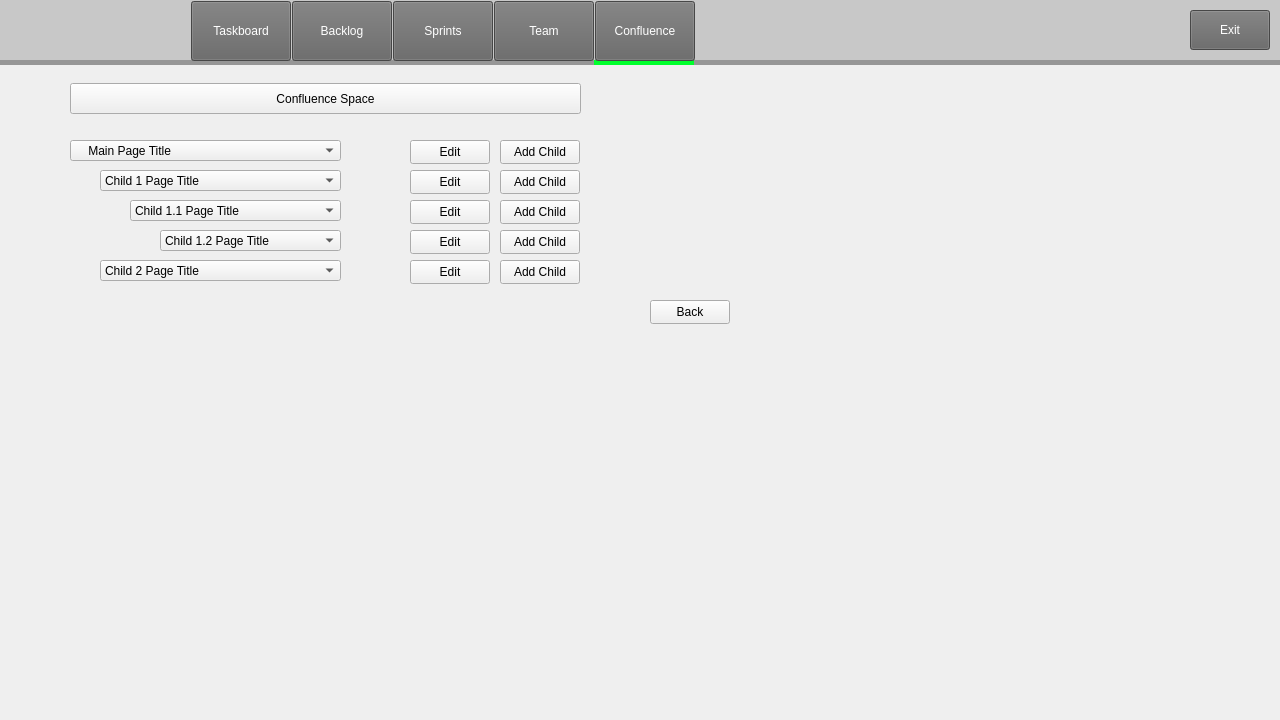
muazzamaqeel/Software-Project-CTS-5, file code/Staging_Environment/Recovered/Staging_Environment_Recorverd/parentboard.ui: the form before one commit.
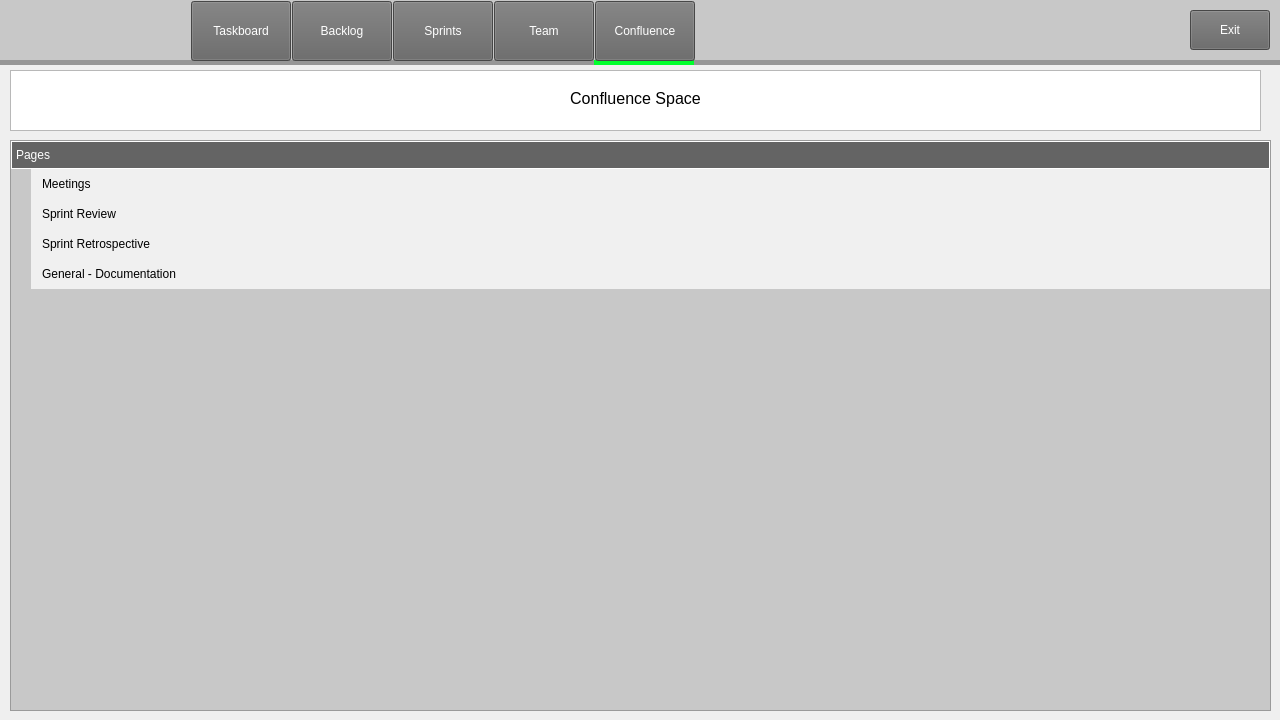
The form after the commit. The open tabs and pages were chosen to show the change. Icons and pictures are not drawn.

Commit message: Confluence Tab - Design Update

What changed in the file:
```diff
--- a/code/Staging_Environment/Recovered/Staging_Environment_Recorverd/parentboard.ui
+++ b/code/Staging_Environment/Recovered/Staging_Environment_Recorverd/parentboard.ui
@@ -2104,235 +2104,166 @@
       <string/>
      </property>
     </widget>
-    <widget class="QPushButton" name="confluence_backbutton">
+    <widget class="QTreeWidget" name="userTaskTreeWidget_2">
      <property name="geometry">
       <rect>
-       <x>650</x>
-       <y>240</y>
-       <width>80</width>
-       <height>24</height>
-      </rect>
-     </property>
-     <property name="text">
-      <string>Back</string>
-     </property>
-    </widget>
-    <widget class="QComboBox" name="confluenceProjectName">
-     <property name="geometry">
-      <rect>
-       <x>70</x>
+       <x>10</x>
        <y>80</y>
-       <width>271</width>
-       <height>21</height>
+       <width>1261</width>
+       <height>571</height>
       </rect>
      </property>
-     <item>
-      <property name="text">
-       <string>    Main Page Title</string>
-      </property>
-     </item>
-    </widget>
-    <widget class="QPushButton" name="confluence_edit">
-     <property name="geometry">
-      <rect>
-       <x>410</x>
-       <y>80</y>
-       <width>80</width>
-       <height>24</height>
-      </rect>
+     <property name="styleSheet">
+      <string notr="true">/* QTreeWidget Stylesheet */
+
+QTreeWidget {
+    font: 14pt &quot;Arial&quot;;
+    color: black;
+    background-color: rgb(200, 200, 200);
+    show-decoration-selected: 1;
+}
+
+/* Top-level items */
+QTreeWidget::item {
+    padding: 8px;
+    background-color: rgb(240, 240, 240); /* Background color for top-level items */
+    font-size: 14px;
+}
+
+QTreeWidget::item:hover {
+    background-color: rgb(230, 230, 230);
+}
+
+QTreeWidget::item:selected {
+    color: black;
+    font-weight: bold;
+    background-color: rgb(158, 255, 162);
+}
+
+/* Subitems (nested items) */
+QTreeWidget::item:has-children {
+    background-color: rgb(240, 240, 240); /* Background color for items with children */
+}
+
+QTreeWidget::item:!has-children {
+    background-color: rgb(240, 240, 240); /* Your desired color for top-level items without children */
+}
+
+QTreeWidget::item:has-children:hover {
+    background-color: rgb(240, 240, 240);
+}
+
+QTreeWidget::item:!has-children:hover {
+    background-color: rgb(240, 240, 240); /* Your desired hover color for top-level items without children */
+}
+
+QTreeWidget::item:has-children:selected {
+    color: black;
+    font-weight: bold;
+    background-color: rgb(240, 240, 240);
+}
+QTreeWidget::item:!has-children:selected {
+    color: black;
+    font-weight: bold;
+    background-color: rgb(158, 255, 162);
+}
+
+/* QHeaderView Sections (Individual Columns) */
+QHeaderView::section {
+    background-color: rgb(100, 100, 100);
+    color: white;
+    padding: 4px;
+    border: 1px solid white;
+    qproperty-horizontalStretch: 1; /* Stretch the header to fill the entire width */
+    qproperty-stretchSection: 1; /* Stretch all sections to fill the remaining space */
+}
+
+/* Replace the default branch arrow with a smaller image */
+QTreeWidget::branch:has-children {
+    image: url(:/down-arrow.png); /* Default arrow image when item is open */
+    width: 10px; /* Adjust the width of the image */
+    height: 10px; /* Adjust the height of the image */
+}
+
+QTreeWidget::branch:closed:has-children {
+    image: url(:/right-arrow.png); /* Arrow image when item is closed */
+}</string>
      </property>
-     <property name="text">
-      <string>Edit</string>
+     <property name="sizeAdjustPolicy">
+      <enum>QAbstractScrollArea::AdjustToContents</enum>
      </property>
-    </widget>
-    <widget class="QPushButton" name="pushButton_2">
-     <property name="geometry">
-      <rect>
-       <x>500</x>
-       <y>80</y>
-       <width>80</width>
-       <height>24</height>
-      </rect>
+     <property name="uniformRowHeights">
+      <bool>false</bool>
      </property>
-     <property name="text">
-      <string>Add Child</string>
+     <property name="animated">
+      <bool>true</bool>
      </property>
-    </widget>
-    <widget class="QComboBox" name="confluenceProjectName_2">
-     <property name="geometry">
-      <rect>
-       <x>100</x>
-       <y>110</y>
-       <width>241</width>
-       <height>21</height>
-      </rect>
+     <property name="allColumnsShowFocus">
+      <bool>false</bool>
      </property>
+     <attribute name="headerCascadingSectionResizes">
+      <bool>true</bool>
+     </attribute>
+     <attribute name="headerMinimumSectionSize">
+      <number>20</number>
+     </attribute>
+     <attribute name="headerDefaultSectionSize">
+      <number>120</number>
+     </attribute>
+     <attribute name="headerHighlightSections">
+      <bool>true</bool>
+     </attribute>
+     <attribute name="headerShowSortIndicator" stdset="0">
+      <bool>false</bool>
+     </attribute>
+     <attribute name="headerStretchLastSection">
+      <bool>true</bool>
+     </attribute>
+     <column>
+      <property name="text">
+       <string>Pages</string>
+      </property>
+     </column>
      <item>
       <property name="text">
-       <string>Child 1 Page Title</string>
+       <string>Meetings</string>
       </property>
      </item>
-    </widget>
-    <widget class="QPushButton" name="confluence_edit_2">
-     <property name="geometry">
-      <rect>
-       <x>410</x>
-       <y>110</y>
-       <width>80</width>
-       <height>24</height>
-      </rect>
-     </property>
-     <property name="text">
-      <string>Edit</string>
-     </property>
-    </widget>
-    <widget class="QPushButton" name="pushButton_3">
-     <property name="geometry">
-      <rect>
-       <x>500</x>
-       <y>110</y>
-       <width>80</width>
-       <height>24</height>
-      </rect>
-     </property>
-     <property name="text">
-      <string>Add Child</string>
-     </property>
-    </widget>
-    <widget class="QComboBox" name="confluenceProjectName_3">
-     <property name="geometry">
-      <rect>
-       <x>130</x>
-       <y>140</y>
-       <width>211</width>
-       <height>21</height>
-      </rect>
-     </property>
      <item>
       <property name="text">
-       <string>Child 1.1 Page Title</string>
+       <string>Sprint Review</string>
       </property>
      </item>
-    </widget>
-    <widget class="QComboBox" name="confluenceProjectName_4">
-     <property name="geometry">
-      <rect>
-       <x>160</x>
-       <y>170</y>
-       <width>181</width>
-       <height>21</height>
-      </rect>
-     </property>
      <item>
       <property name="text">
-       <string>Child 1.2 Page Title</string>
+       <string>Sprint Retrospective</string>
       </property>
      </item>
-    </widget>
-    <widget class="QPushButton" name="confluence_edit_3">
-     <property name="geometry">
-      <rect>
-       <x>410</x>
-       <y>140</y>
-       <width>80</width>
-       <height>24</height>
-      </rect>
-     </property>
-     <property name="text">
-      <string>Edit</string>
-     </property>
-    </widget>
-    <widget class="QPushButton" name="confluence_edit_4">
-     <property name="geometry">
-      <rect>
-       <x>410</x>
-       <y>170</y>
-       <width>80</width>
-       <height>24</height>
-      </rect>
-     </property>
-     <property name="text">
-      <string>Edit</string>
-     </property>
-    </widget>
-    <widget class="QPushButton" name="pushButton_4">
-     <property name="geometry">
-      <rect>
-       <x>500</x>
-       <y>140</y>
-       <width>80</width>
-       <height>24</height>
-      </rect>
-     </property>
-     <property name="text">
-      <string>Add Child</string>
-     </property>
-    </widget>
-    <widget class="QPushButton" name="pushButton_5">
-     <property name="geometry">
-      <rect>
-       <x>500</x>
-       <y>170</y>
-       <width>80</width>
-       <height>24</height>
-      </rect>
-     </property>
-     <property name="text">
-      <string>Add Child</string>
-     </property>
-    </widget>
-    <widget class="QComboBox" name="confluenceProjectName_5">
-     <property name="geometry">
-      <rect>
-       <x>100</x>
-       <y>200</y>
-       <width>241</width>
-       <height>21</height>
-      </rect>
-     </property>
      <item>
       <property name="text">
-       <string>Child 2 Page Title</string>
+       <string>General - Documentation</string>
       </property>
      </item>
     </widget>
-    <widget class="QPushButton" name="confluence_edit_5">
+    <widget class="QTextBrowser" name="label_userstories_2">
      <property name="geometry">
       <rect>
-       <x>410</x>
-       <y>200</y>
-       <width>80</width>
-       <height>24</height>
+       <x>10</x>
+       <y>10</y>
+       <width>1251</width>
+       <height>61</height>
       </rect>
      </property>
-     <property name="text">
-      <string>Edit</string>
-     </property>
-    </widget>
-    <widget class="QPushButton" name="pushButton_6">
-     <property name="geometry">
-      <rect>
-       <x>500</x>
-       <y>200</y>
-       <width>80</width>
-       <height>24</height>
-      </rect>
-     </property>
-     <property name="text">
-      <string>Add Child</string>
-     </property>
-    </widget>
-    <widget class="QPushButton" name="pushButton">
-     <property name="geometry">
-      <rect>
-       <x>70</x>
-       <y>23</y>
-       <width>511</width>
-       <height>31</height>
-      </rect>
-     </property>
-     <property name="text">
-      <string>Confluence Space</string>
+     <property name="html">
+      <string>&lt;!DOCTYPE HTML PUBLIC &quot;-//W3C//DTD HTML 4.0//EN&quot; &quot;http://www.w3.org/TR/REC-html40/strict.dtd&quot;&gt;
+&lt;html&gt;&lt;head&gt;&lt;meta name=&quot;qrichtext&quot; content=&quot;1&quot; /&gt;&lt;meta charset=&quot;utf-8&quot; /&gt;&lt;style type=&quot;text/css&quot;&gt;
+p, li { white-space: pre-wrap; }
+hr { height: 1px; border-width: 0; }
+li.unchecked::marker { content: &quot;\2610&quot;; }
+li.checked::marker { content: &quot;\2612&quot;; }
+&lt;/style&gt;&lt;/head&gt;&lt;body style=&quot; font-family:'Segoe UI'; font-size:9pt; font-weight:400; font-style:normal;&quot;&gt;
+&lt;p align=&quot;center&quot; style=&quot;-qt-paragraph-type:empty; margin-top:0px; margin-bottom:0px; margin-left:0px; margin-right:0px; -qt-block-indent:0; text-indent:0px;&quot;&gt;&lt;br /&gt;&lt;/p&gt;
+&lt;p align=&quot;center&quot; style=&quot; margin-top:0px; margin-bottom:0px; margin-left:0px; margin-right:0px; -qt-block-indent:0; text-indent:0px;&quot;&gt;&lt;span style=&quot; font-size:12pt;&quot;&gt;Confluence Space&lt;/span&gt;&lt;/p&gt;&lt;/body&gt;&lt;/html&gt;</string>
      </property>
     </widget>
    </widget>
```
Left out of the diff: 54 changed lines with no effect on the pictures. The commit also changes 4 other files.
